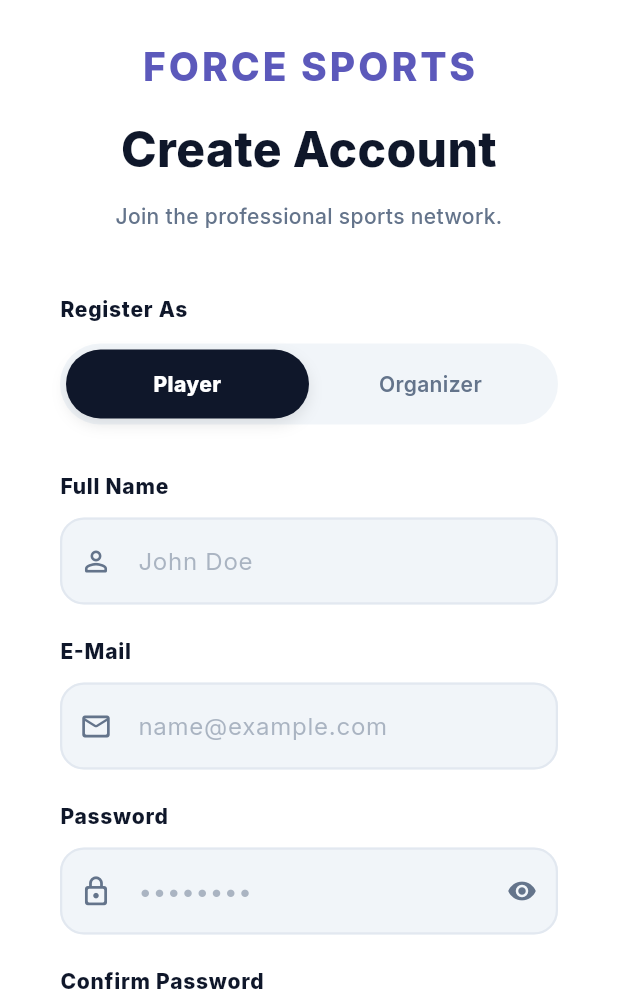
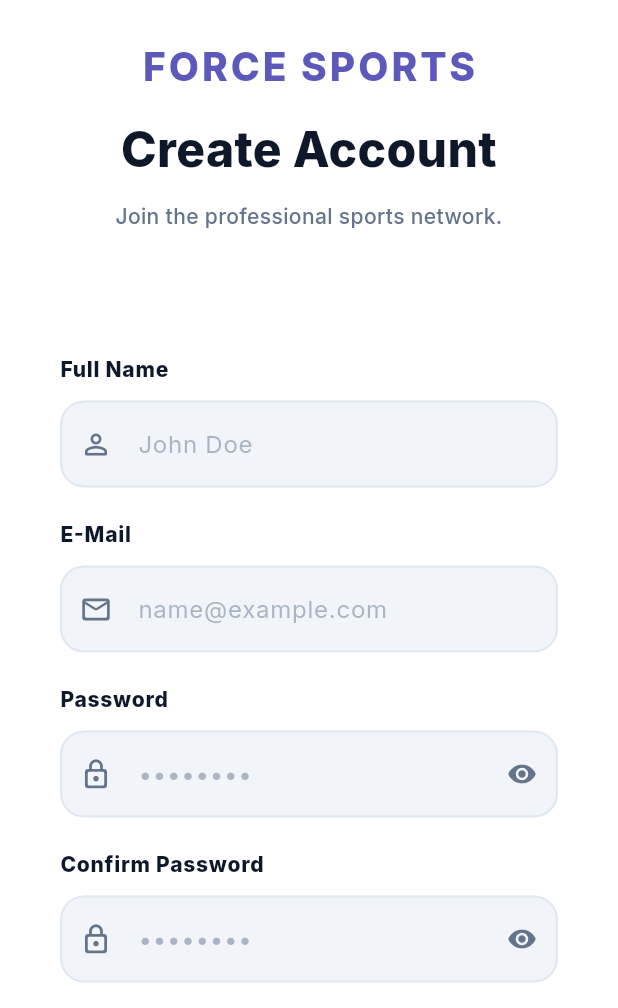
Before and after one commit to ritikyadav10888-oss/flutter, a Flutter app: the RegisterView screen opened directly, on a phone screen of 412 x 824 dp, the part 228-1236 px from its top. Run offline on Flutter 3.47's test engine with Material 3 defaults, Android fonts, the phone set to English and light mode, and no system bars; drawn by our look-alikes of flutter_animate; our stand-ins replace flutter_secure_storage, font_awesome_flutter, google_fonts, google_sign_in, image_picker; accounts and stored records are empty; network calls fail.

Commit message:
UI: Removed self-registration links and organizer role toggle. Restricted signup to Players only.

```diff
--- a/lib/features/auth/views/login_view.dart
+++ b/lib/features/auth/views/login_view.dart
@@ -5,7 +5,6 @@ import 'package:font_awesome_flutter/font_awesome_flutter.dart';
 import '../../../core/theme/app_theme.dart';
 import '../../../shared/widgets/one_ui_widgets.dart';
 import '../viewmodels/auth_viewmodel.dart';
-import 'register_view.dart';
 
 class LoginView extends StatefulWidget {
   const LoginView({super.key});
@@ -254,38 +253,8 @@ class _LoginViewState extends State<LoginView> {
 
                 const SizedBox(height: 48),
 
-                // Signup Link
-                Center(
-                  child: GestureDetector(
-                    onTap: () {
-                      Navigator.push(
-                        context,
-                        MaterialPageRoute(
-                          builder: (context) => const RegisterView(),
-                        ),
-                      );
-                    },
-                    child: RichText(
-                      text: const TextSpan(
-                        text: "Don't have an account? ",
-                        style: TextStyle(
-                          color: AppTheme.textMuted,
-                          fontWeight: FontWeight.w500,
-                          fontSize: 16,
-                        ),
-                        children: [
-                          TextSpan(
-                            text: 'Sign Up',
-                            style: TextStyle(
-                              color: Colors.black,
-                              fontWeight: FontWeight.w800,
-                            ),
-                          ),
-                        ],
-                      ),
-                    ),
-                  ),
-                ).animate().fadeIn(delay: 1200.ms),
+                // Signup Link Removed
+                const SizedBox(height: 48),
               ],
             ),
           ),
--- a/lib/features/auth/views/register_view.dart
+++ b/lib/features/auth/views/register_view.dart
@@ -20,7 +20,8 @@ class _RegisterViewState extends State<RegisterView> {
   final _confirmPasswordController = TextEditingController();
   bool _isPasswordVisible = false;
   bool _isConfirmPasswordVisible = false;
-  String _selectedRole = 'player'; // Added role state
+  // Only players can self-register now
+  static const String _selectedRole = 'player';
 
   @override
   Widget build(BuildContext context) {
@@ -95,34 +96,7 @@ class _RegisterViewState extends State<RegisterView> {
 
                 const SizedBox(height: 40),
 
-                // Role Selection Toggle
-                _buildFieldLabel('Register As'),
-                const SizedBox(height: 12),
-                Container(
-                  padding: const EdgeInsets.all(4),
-                  decoration: BoxDecoration(
-                    color: const Color(0xFFF1F5F9),
-                    borderRadius: BorderRadius.circular(30),
-                  ),
-                  child: Row(
-                    children: [
-                      Expanded(
-                        child: _buildRoleButton(
-                          label: 'Player',
-                          isSelected: _selectedRole == 'player',
-                          onTap: () => setState(() => _selectedRole = 'player'),
-                        ),
-                      ),
-                      Expanded(
-                        child: _buildRoleButton(
-                          label: 'Organizer',
-                          isSelected: _selectedRole == 'organizer',
-                          onTap: () => setState(() => _selectedRole = 'organizer'),
-                        ),
-                      ),
-                    ],
-                  ),
-                ).animate().fadeIn(delay: 450.ms),
+                const SizedBox(height: 10),
 
                 const SizedBox(height: 30),
 
@@ -328,31 +302,8 @@ class _RegisterViewState extends State<RegisterView> {
 
                 const SizedBox(height: 48),
 
-                // Login Link
-                Center(
-                  child: GestureDetector(
-                    onTap: () => Navigator.pop(context),
-                    child: RichText(
-                      text: const TextSpan(
-                        text: "Already have an account? ",
-                        style: TextStyle(
-                          color: AppTheme.textMuted,
-                          fontWeight: FontWeight.w500,
-                          fontSize: 16,
-                        ),
-                        children: [
-                          TextSpan(
-                            text: 'Sign In',
-                            style: TextStyle(
-                              color: Colors.black,
-                              fontWeight: FontWeight.w800,
-                            ),
-                          ),
-                        ],
-                      ),
-                    ),
-                  ),
-                ).animate().fadeIn(delay: 1200.ms),
+                // Login Link Removed
+                const SizedBox(height: 48),
               ],
             ),
           ),
@@ -361,40 +312,7 @@ class _RegisterViewState extends State<RegisterView> {
     );
   }
 
-  Widget _buildRoleButton({
-    required String label,
-    required bool isSelected,
-    required VoidCallback onTap,
-  }) {
-    return GestureDetector(
-      onTap: onTap,
-      child: Container(
-        padding: const EdgeInsets.symmetric(vertical: 12),
-        decoration: BoxDecoration(
-          color: isSelected ? const Color(0xFF0F172A) : Colors.transparent,
-          borderRadius: BorderRadius.circular(26),
-          boxShadow: isSelected
-              ? [
-                  BoxShadow(
-                    color: Colors.black.withValues(alpha: 0.1),
-                    blurRadius: 8,
-                    offset: const Offset(0, 4),
-                  )
-                ]
-              : null,
-        ),
-        child: Text(
-          label,
-          textAlign: TextAlign.center,
-          style: TextStyle(
-            color: isSelected ? Colors.white : AppTheme.textMuted,
-            fontWeight: isSelected ? FontWeight.w800 : FontWeight.w600,
-            fontSize: 14,
-          ),
-        ),
-      ),
-    );
-  }
+  // Removed _buildRoleButton as toggle is no longer needed
 
   Widget _buildFieldLabel(String label) {
     return Text(
```
